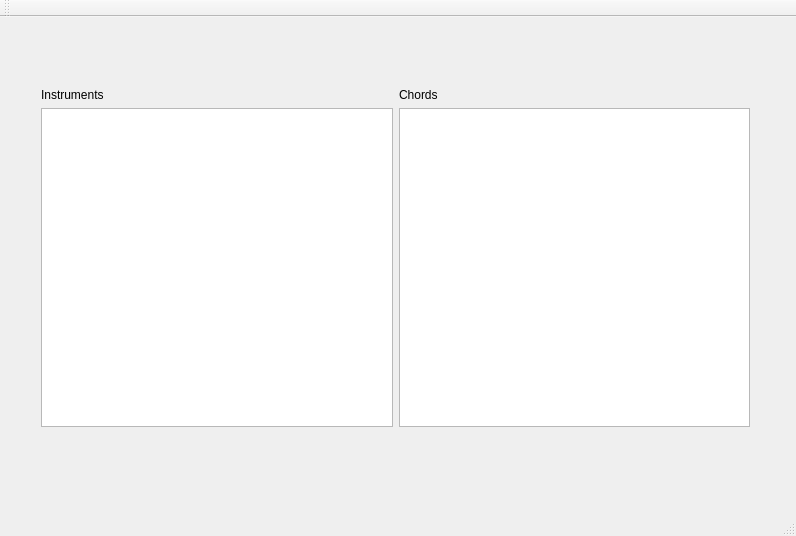
Qt form CustomChords/mainwindow.ui (evanminto/Smart-Guitar-Chords) before a commit.
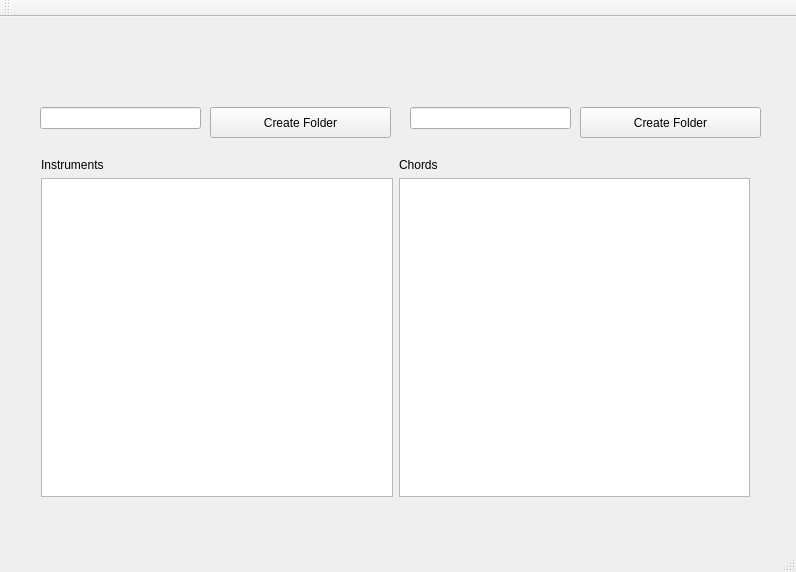
The same form after that commit.

```diff
--- a/CustomChords/mainwindow.ui
+++ b/CustomChords/mainwindow.ui
@@ -7,7 +7,7 @@
     <x>0</x>
     <y>0</y>
     <width>796</width>
-    <height>536</height>
+    <height>572</height>
    </rect>
   </property>
   <property name="windowTitle">
@@ -18,7 +18,7 @@
     <property name="geometry">
      <rect>
       <x>30</x>
-      <y>60</y>
+      <y>130</y>
       <width>731</width>
       <height>361</height>
      </rect>
@@ -36,7 +36,7 @@
        <item>
         <widget class="QTreeView" name="InstrumentTree">
          <attribute name="headerVisible">
-          <bool>false</bool>
+          <bool>true</bool>
          </attribute>
          <attribute name="headerDefaultSectionSize">
           <number>150</number>
@@ -73,7 +73,7 @@
      <rect>
       <x>40</x>
       <y>0</y>
-      <width>451</width>
+      <width>721</width>
       <height>16</height>
      </rect>
     </property>
@@ -85,8 +85,8 @@
     <property name="geometry">
      <rect>
       <x>40</x>
-      <y>30</y>
-      <width>451</width>
+      <y>26</y>
+      <width>721</width>
       <height>16</height>
      </rect>
     </property>
@@ -107,6 +107,52 @@
      <string/>
     </property>
    </widget>
+   <widget class="QPushButton" name="chord_folder_button">
+    <property name="geometry">
+     <rect>
+      <x>580</x>
+      <y>90</y>
+      <width>181</width>
+      <height>31</height>
+     </rect>
+    </property>
+    <property name="text">
+     <string>Create Folder</string>
+    </property>
+   </widget>
+   <widget class="QPushButton" name="inst_folder_button">
+    <property name="geometry">
+     <rect>
+      <x>210</x>
+      <y>90</y>
+      <width>181</width>
+      <height>31</height>
+     </rect>
+    </property>
+    <property name="text">
+     <string>Create Folder</string>
+    </property>
+   </widget>
+   <widget class="QLineEdit" name="inst_folder_name">
+    <property name="geometry">
+     <rect>
+      <x>40</x>
+      <y>90</y>
+      <width>161</width>
+      <height>22</height>
+     </rect>
+    </property>
+   </widget>
+   <widget class="QLineEdit" name="chord_folder_name">
+    <property name="geometry">
+     <rect>
+      <x>410</x>
+      <y>90</y>
+      <width>161</width>
+      <height>22</height>
+     </rect>
+    </property>
+   </widget>
   </widget>
   <widget class="QMenuBar" name="menuBar">
    <property name="geometry">
```
